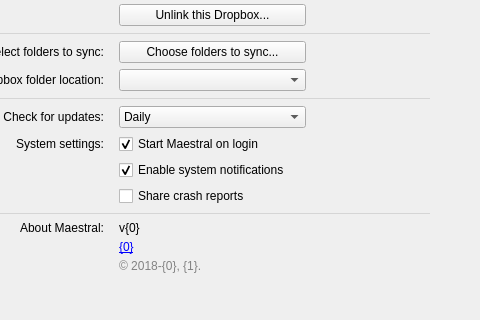
Before: the Qt Designer form maestral/gui/resources/settings_window.ui in samschott/maestral, drawn with Qt 5; both pictures show x 132 to 612 and y 125 to 445 of the 612 by 445 pixel window.
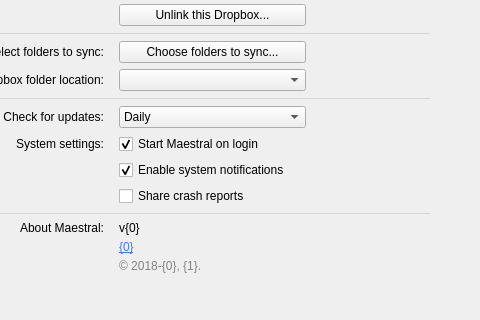
After: the same form once the commit is applied.

Commit message: revert to hardcoded link colors

Diff of the .ui file:
```diff
--- a/maestral/gui/resources/settings_window.ui
+++ b/maestral/gui/resources/settings_window.ui
@@ -292,7 +292,7 @@
        <item row="1" column="0">
         <widget class="QLabel" name="labelUrl">
          <property name="text">
-          <string>&lt;html&gt;&lt;head/&gt;&lt;body&gt;&lt;p&gt;&lt;a href=&quot;{0}&quot;&gt;{0}&lt;/span&gt;&lt;/a&gt;&lt;/p&gt;&lt;/body&gt;&lt;/html&gt;</string>
+          <string>&lt;html&gt;&lt;head/&gt;&lt;body&gt;&lt;p&gt;&lt;a href=&quot;{0}&quot; style=&quot;color: rgb(68, 121, 251)&quot;&gt;{0}&lt;/span&gt;&lt;/a&gt;&lt;/p&gt;&lt;/body&gt;&lt;/html&gt;</string>
          </property>
          <property name="openExternalLinks">
           <bool>true</bool>
```
The commit also changes 2 other files.
